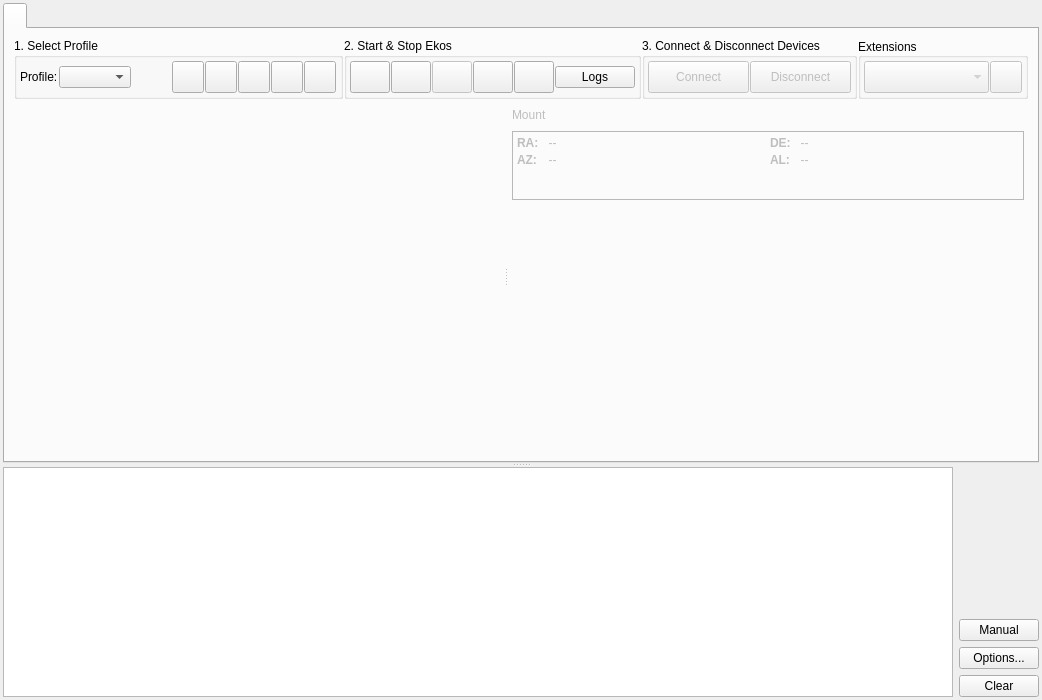
The window that kstars/ekos/manager.ui (KMilhan/fgstars) describes before a commit, drawn with Qt 5.
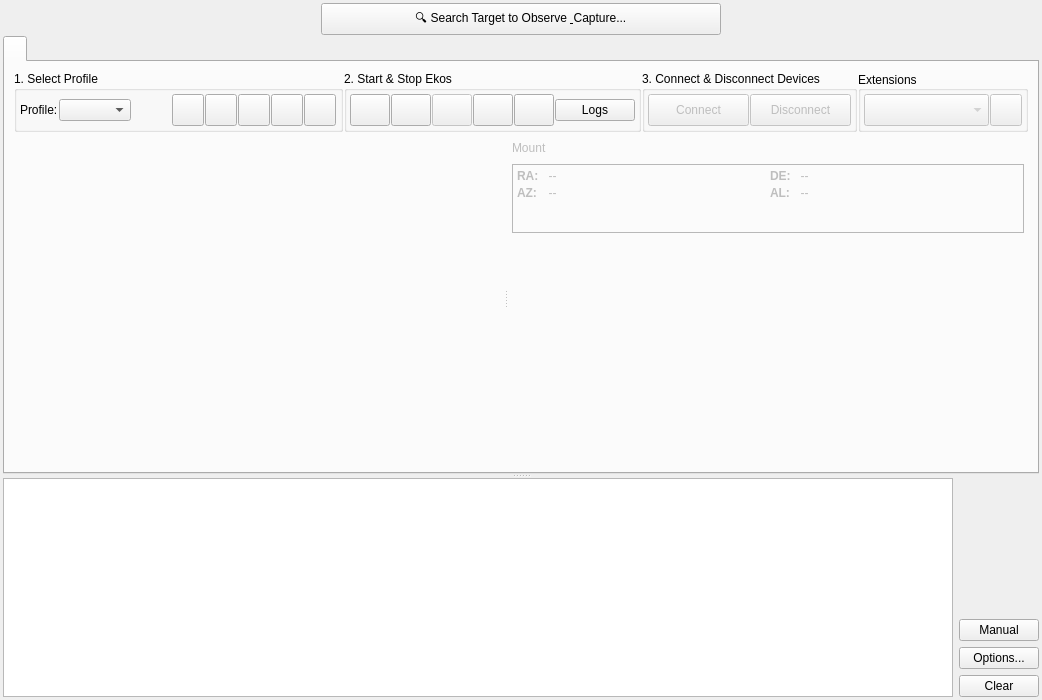
The same window after the commit. Icons and pictures are not drawn. Custom widgets are drawn as their Qt base class.

Commit message:
✨ Implement GNOME HIG UX redesign for Ekos Target Centering workflow
- Add a Global Header Bar Search to the Manager view that prompts to
  immediately Slew and Center the selected target via Plate Solving.
- Add an inline '[⌖ Center Target]' and '[⚙]' (Settings) overlay button
  to the primary image viewer (CapturePreviewWidget) to quickly trigger Astrometry.
- Remove complex Plate Solver configurations (Telescope Coordinates, Capture Options, Solver Mode)
  from the primary Align module view to embrace progressive disclosure, deferring
  them to the Astrometry options dialog instead.

```diff
--- a/kstars/ekos/manager.ui
+++ b/kstars/ekos/manager.ui
@@ -53,6 +53,52 @@
    <property name="bottomMargin">
     <number>3</number>
    </property>
+   <item>
+    <layout class="QHBoxLayout" name="globalHeaderLayout">
+     <item>
+      <spacer name="headerLeftSpacer">
+       <property name="orientation">
+        <enum>Qt::Horizontal</enum>
+       </property>
+       <property name="sizeHint" stdset="0">
+        <size>
+         <width>40</width>
+         <height>20</height>
+        </size>
+       </property>
+      </spacer>
+     </item>
+     <item>
+      <widget class="QPushButton" name="globalSearchB">
+       <property name="minimumSize">
+        <size>
+         <width>400</width>
+         <height>32</height>
+        </size>
+       </property>
+       <property name="text">
+        <string>🔍 Search Target to Observe &amp; Capture...</string>
+       </property>
+       <property name="flat">
+        <bool>false</bool>
+       </property>
+      </widget>
+     </item>
+     <item>
+      <spacer name="headerRightSpacer">
+       <property name="orientation">
+        <enum>Qt::Horizontal</enum>
+       </property>
+       <property name="sizeHint" stdset="0">
+        <size>
+         <width>40</width>
+         <height>20</height>
+        </size>
+       </property>
+      </spacer>
+     </item>
+    </layout>
+   </item>
    <item>
     <widget class="QSplitter" name="splitter">
      <property name="sizePolicy">
```
The commit also changes 5 other files.
